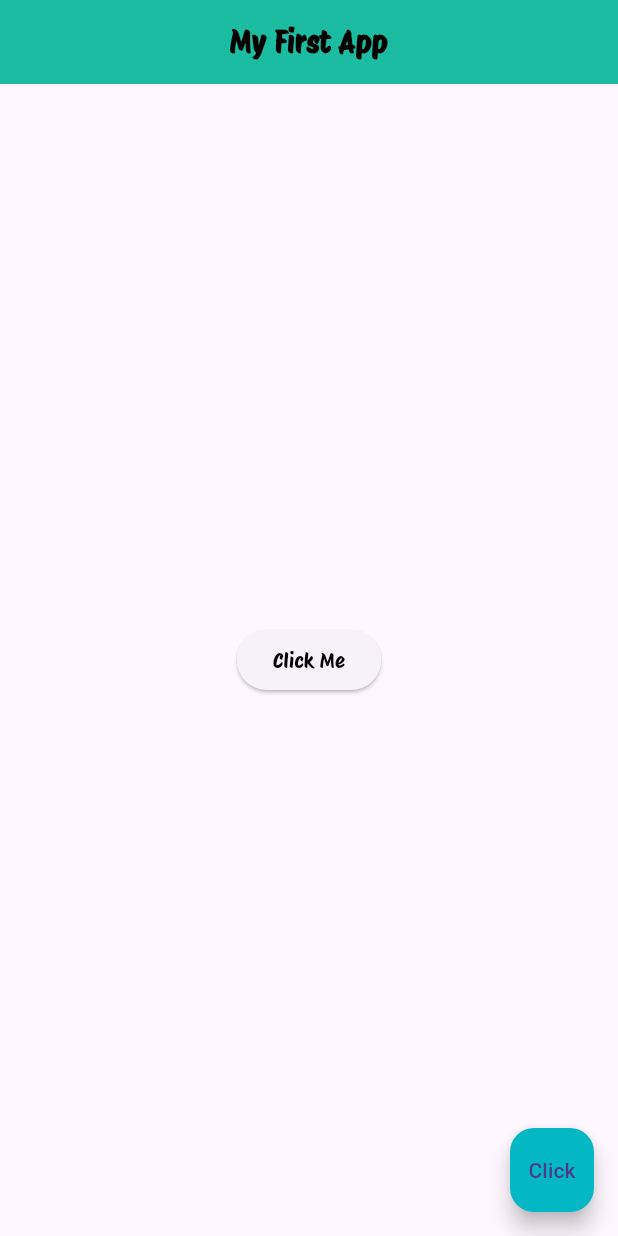
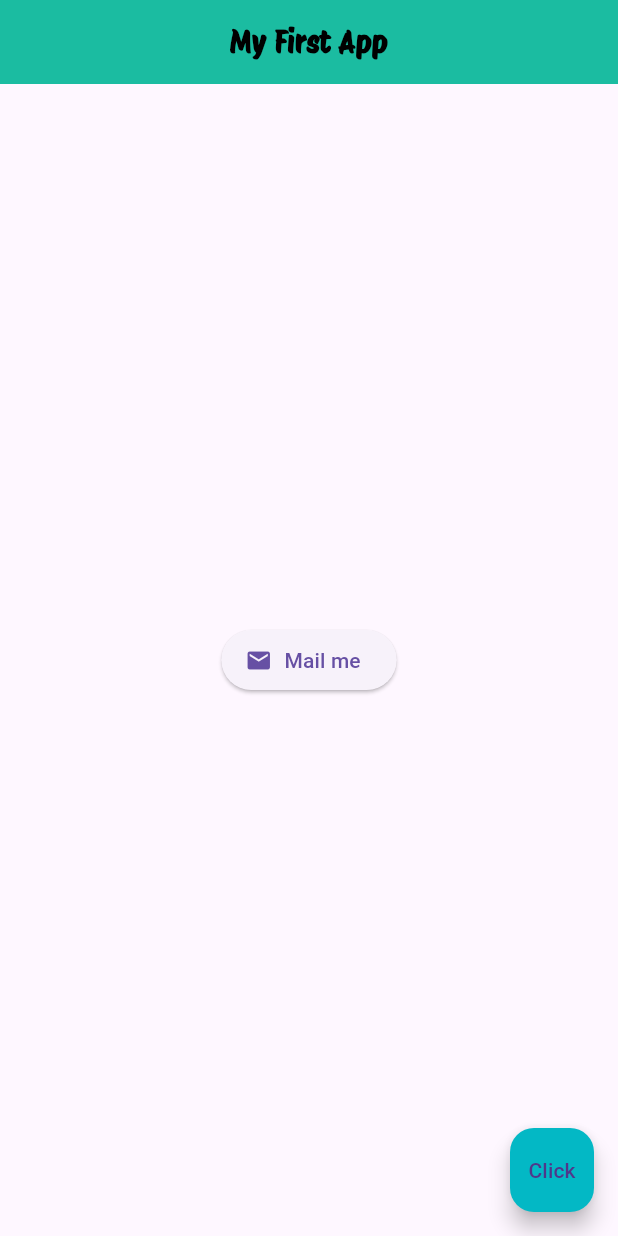
Before and after one commit to GetontoMoses/Flutter-Time-Zone-App, a Flutter app: the screen it shows after launch, on a phone screen of 412 x 824 dp. Run offline on Flutter 3.47's test engine with Material 3 defaults, Android fonts, the phone set to English and light mode, and no system bars.

Commit message:
feat: implementing buttons with icons

```diff
--- a/time_zones/lib/main.dart
+++ b/time_zones/lib/main.dart
@@ -29,12 +29,12 @@ class Home extends StatelessWidget {
         backgroundColor: Color.fromARGB(255, 27, 188, 161),
       ),
       body: Center(
-          child: ElevatedButton(
+          child: ElevatedButton.icon(
         onPressed: () {
-          print("you clicked me");
+          print("object");
         },
-        child: Text("Click Me",
-            style: TextStyle(color: Colors.black, fontFamily: "ProtestRiot")),
+        icon: Icon(Icons.mail),
+        label: Text("Mail me"),
       ))
       //Image(image: AssetImage('assets/MistyTown.jpeg')),
       //Text(
```
